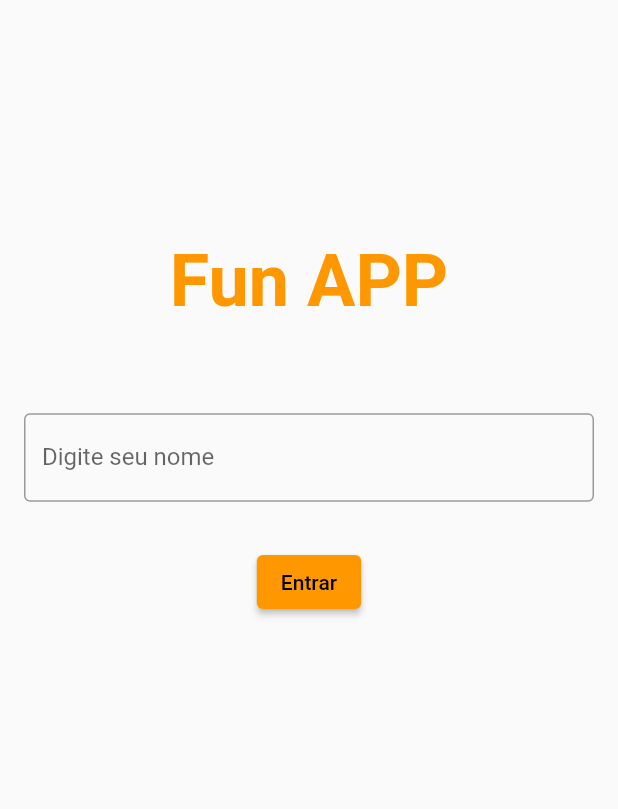
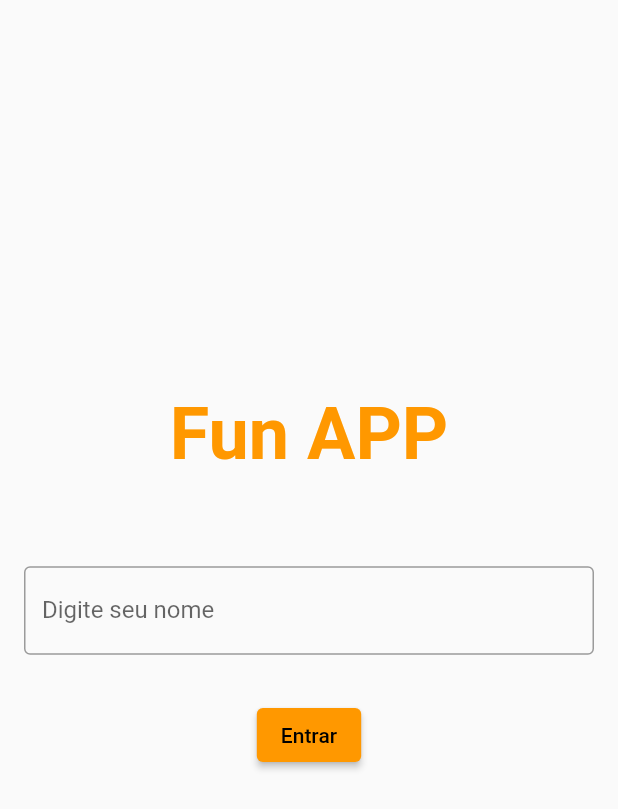
Before and after one commit to Weddly/flutter-funAPP, a Flutter app: the screen it shows after launch, on a phone screen of 412 x 824 dp. Shown: the top 809 px of the screen. Run offline on Flutter 3.47's test engine with Material 2 defaults, Android fonts, the phone set to English and light mode, and no system bars.

Commit message:
ajuste layout inicial

```diff
--- a/lib/views/inicial.dart
+++ b/lib/views/inicial.dart
@@ -34,7 +34,7 @@ class _InicialPageState extends State<InicialPage> {
           mainAxisSize: MainAxisSize.max,
           children: [
             SizedBox(
-              height: 128,
+              height: 230,
             ),
             Container(
               height: 86,
```
